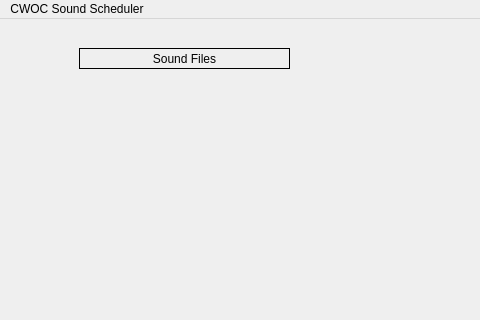
Qt form mainwindow.ui (jakeedwards1/CWOC_SoundScheduler_Git) before a commit; both pictures show x 0 to 480 and y 0 to 320 of the 629 by 672 pixel window.
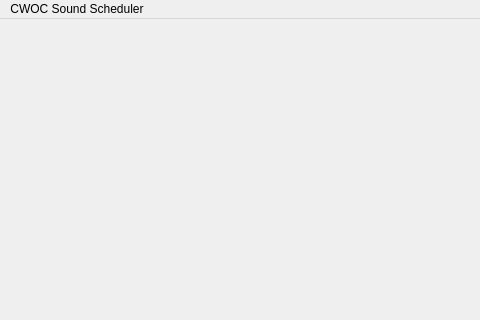
The same form after that commit. The open tabs and pages were chosen to show the change.

Diff of the .ui file:
```diff
--- a/mainwindow.ui
+++ b/mainwindow.ui
@@ -681,27 +681,7 @@
         </property>
        </widget>
       </widget>
-      <widget class="QWidget" name="SoundFiles">
-       <widget class="QLabel" name="label_2">
-        <property name="geometry">
-         <rect>
-          <x>70</x>
-          <y>20</y>
-          <width>211</width>
-          <height>21</height>
-         </rect>
-        </property>
-        <property name="frameShape">
-         <enum>QFrame::Shape::Box</enum>
-        </property>
-        <property name="text">
-         <string>Sound Files</string>
-        </property>
-        <property name="alignment">
-         <set>Qt::AlignmentFlag::AlignCenter</set>
-        </property>
-       </widget>
-      </widget>
+      <widget class="QWidget" name="SoundFiles"/>
      </widget>
     </item>
    </layout>
```
Left out of the diff: 13 changed lines with no effect on the pictures.
